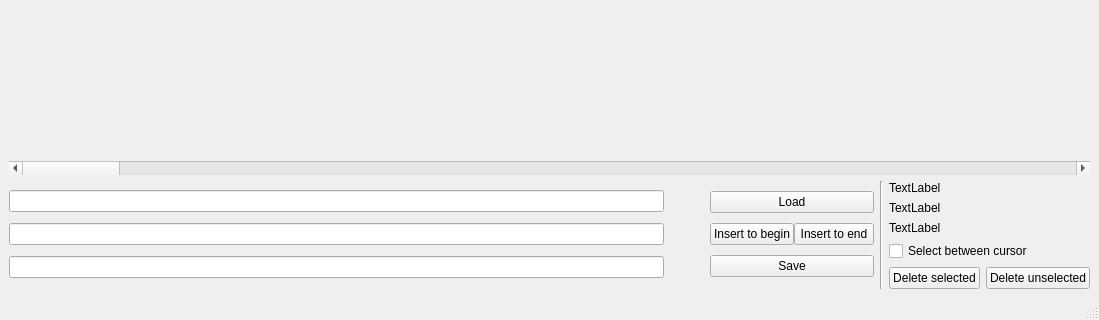
The window that TraceSplitter/mainwindow.ui (wh201906/garage) describes before a commit, drawn with Qt 5; both pictures show x 0 to 1099 and y 357 to 677 of the 1099 by 677 pixel window.
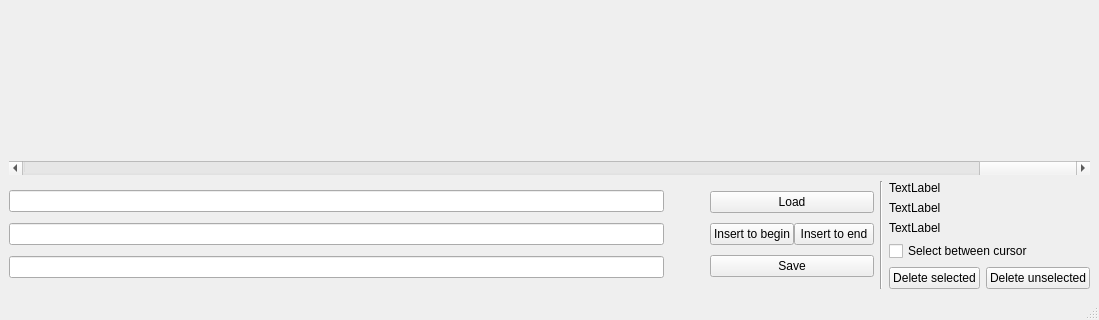
The same window after the commit. Custom widgets are drawn as their Qt base class.

```diff
--- a/TraceSplitter/mainwindow.ui
+++ b/TraceSplitter/mainwindow.ui
@@ -27,6 +27,18 @@
     </item>
     <item>
      <widget class="QScrollBar" name="horizontalScrollBar">
+      <property name="minimum">
+       <number>0</number>
+      </property>
+      <property name="maximum">
+       <number>99</number>
+      </property>
+      <property name="value">
+       <number>99</number>
+      </property>
+      <property name="sliderPosition">
+       <number>99</number>
+      </property>
       <property name="orientation">
        <enum>Qt::Horizontal</enum>
       </property>
```
